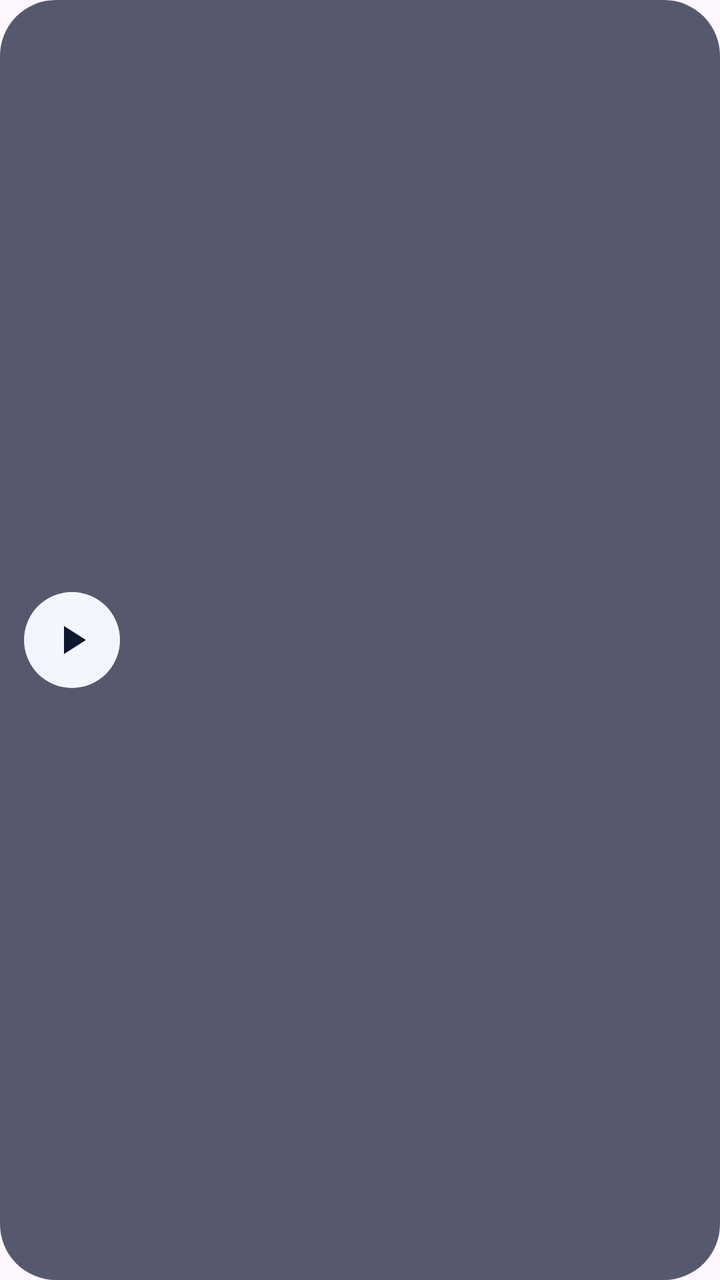
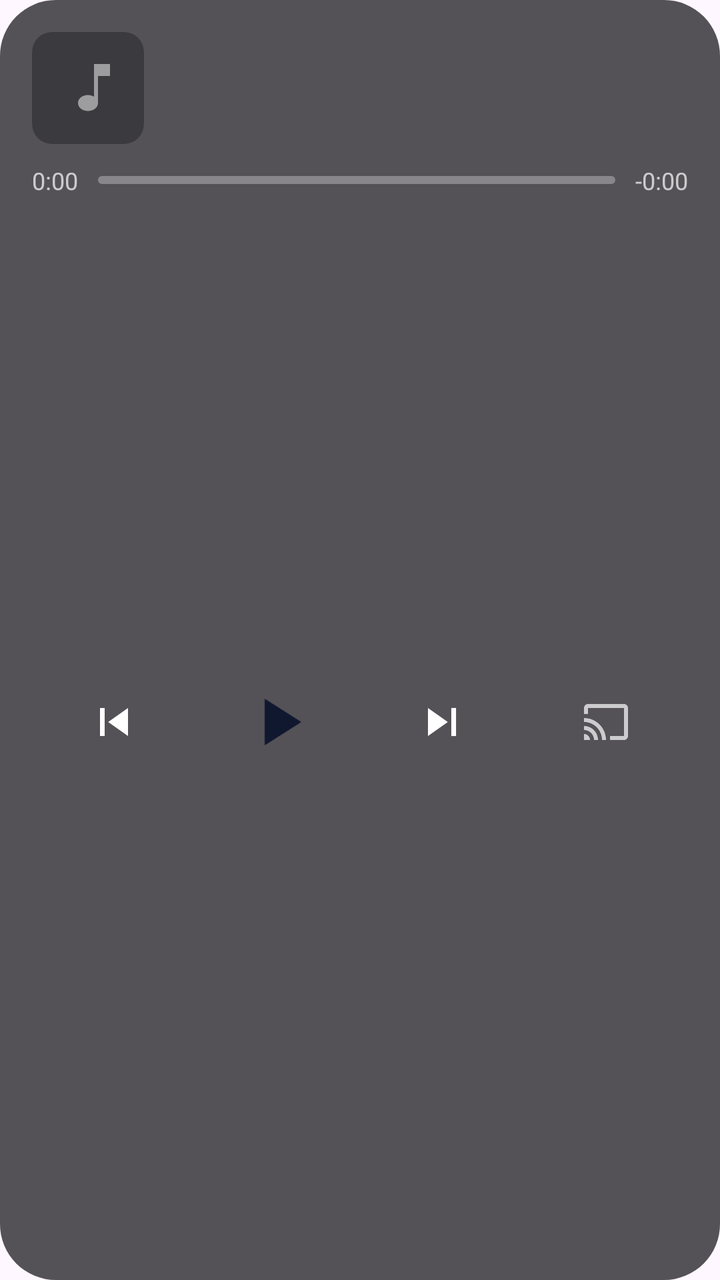

Before-and-after screenshots of an Android layout around one commit, followed by the original layout XML and the change that was made.
<!-- AndroidManifest.xml: application theme Theme._52300240_52300246 -->
<!-- res/layout/widget_music.xml -->
<?xml version="1.0" encoding="utf-8"?>
<LinearLayout xmlns:android="http://schemas.android.com/apk/res/android"
    android:layout_width="match_parent"
    android:layout_height="match_parent"
    android:background="@drawable/widget_bg"
    android:gravity="center_vertical"
    android:orientation="horizontal"
    android:padding="12dp">

    <ImageButton
        android:id="@+id/w_toggle"
        android:layout_width="48dp"
        android:layout_height="48dp"
        android:background="@drawable/btn_bg"
        android:contentDescription="Phát nhạc"
        android:padding="12dp"
        android:scaleType="fitCenter"
        android:src="@drawable/ic_play" />

    <TextView
        android:id="@+id/w_title"
        android:layout_width="0dp"
        android:layout_height="wrap_content"
        android:layout_marginStart="14dp"
        android:layout_weight="1"
        android:ellipsize="end"
        android:maxLines="1"
        android:textColor="#FFFFFF"
        android:textSize="15sp" />
</LinearLayout>
<!-- resources referenced by this layout -->
<resources>
  <!-- drawable btn_bg (drawable) -->
  <?xml version="1.0" encoding="utf-8"?>
  <shape xmlns:android="http://schemas.android.com/apk/res/android" android:shape="oval">
      <solid android:color="#F3F6FF" />
  </shape>
  <!-- drawable ic_play (drawable) -->
  <vector xmlns:android="http://schemas.android.com/apk/res/android"
      android:width="24dp" android:height="24dp" android:viewportWidth="24" android:viewportHeight="24">
      <path android:fillColor="#101830" android:pathData="M8,5v14l11,-7z" />
  </vector>
  <!-- drawable widget_bg (drawable) -->
  <?xml version="1.0" encoding="utf-8"?>
  <shape xmlns:android="http://schemas.android.com/apk/res/android" android:shape="rectangle">
      <solid android:color="#B3101830" />
      <corners android:radius="28dp" />
  </shape>
  <style name="Theme._52300240_52300246" parent="Base.Theme._52300240_52300246" />
  <style name="Base.Theme._52300240_52300246" parent="Theme.Material3.DayNight.NoActionBar">
          
          
      </style>
</resources>

<!-- the commit's change to res/layout/widget_music.xml (unified diff, before → after) -->
@@ -3,28 +3,141 @@
     android:layout_width="match_parent"
     android:layout_height="match_parent"
     android:background="@drawable/widget_bg"
-    android:gravity="center_vertical"
-    android:orientation="horizontal"
-    android:padding="12dp">
+    android:orientation="vertical"
+    android:padding="16dp">
 
-    <ImageButton
-        android:id="@+id/w_toggle"
-        android:layout_width="48dp"
-        android:layout_height="48dp"
-        android:background="@drawable/btn_bg"
-        android:contentDescription="Phát nhạc"
-        android:padding="12dp"
-        android:scaleType="fitCenter"
-        android:src="@drawable/ic_play" />
+    
+    <LinearLayout
+        android:layout_width="match_parent"
+        android:layout_height="wrap_content"
+        android:gravity="center_vertical"
+        android:orientation="horizontal">
 
-    <TextView
-        android:id="@+id/w_title"
-        android:layout_width="0dp"
+        <ImageView
+            android:id="@+id/w_cover"
+            android:layout_width="56dp"
+            android:layout_height="56dp"
+            android:background="@drawable/cover_bg"
+            android:clipToOutline="true"
+            android:scaleType="centerCrop"
+            android:src="@drawable/ic_cover_placeholder" />
+
+        <LinearLayout
+            android:layout_width="0dp"
+            android:layout_height="wrap_content"
+            android:layout_marginStart="14dp"
+            android:layout_weight="1"
+            android:orientation="vertical">
+
+            <TextView
+                android:id="@+id/w_title"
+                android:layout_width="match_parent"
+                android:layout_height="wrap_content"
+                android:ellipsize="end"
+                android:maxLines="1"
+                android:textColor="#FFFFFF"
+                android:textSize="16sp"
+                android:textStyle="bold" />
+
+            <TextView
+                android:id="@+id/w_artist"
+                android:layout_width="match_parent"
+                android:layout_height="wrap_content"
+                android:layout_marginTop="2dp"
+                android:ellipsize="end"
+                android:maxLines="1"
+                android:textColor="#B3FFFFFF"
+                android:textSize="16sp" />
+        </LinearLayout>
+    </LinearLayout>
+
+    
+    <LinearLayout
+        android:layout_width="match_parent"
         android:layout_height="wrap_content"
-        android:layout_marginStart="14dp"
+        android:layout_marginTop="10dp"
+        android:gravity="center_vertical"
+        android:orientation="horizontal">
+
+        <TextView
+            android:id="@+id/w_time_current"
+            android:layout_width="wrap_content"
+            android:layout_height="wrap_content"
+            android:text="0:00"
+            android:textColor="#B3FFFFFF"
+            android:textSize="12sp" />
+
+        <ProgressBar
+            android:id="@+id/w_progress"
+            style="?android:attr/progressBarStyleHorizontal"
+            android:layout_width="0dp"
+            android:layout_height="4dp"
+            android:layout_marginStart="10dp"
+            android:layout_marginEnd="10dp"
+            android:layout_weight="1"
+            android:max="100"
+            android:progress="0"
+            android:progressDrawable="@drawable/progress_bar" />
+
+        <TextView
+            android:id="@+id/w_time_remaining"
+            android:layout_width="wrap_content"
+            android:layout_height="wrap_content"
+            android:text="-0:00"
+            android:textColor="#B3FFFFFF"
+            android:textSize="12sp" />
+    </LinearLayout>
+
+    
+    <LinearLayout
+        android:layout_width="match_parent"
+        android:layout_height="0dp"
         android:layout_weight="1"
-        android:ellipsize="end"
-        android:maxLines="1"
-        android:textColor="#FFFFFF"
-        android:textSize="15sp" />
+        android:gravity="center_vertical"
+        android:orientation="horizontal">
+
+        <ImageButton
+            android:id="@+id/w_prev"
+            android:layout_width="0dp"
+            android:layout_height="48dp"
+            android:layout_weight="1"
+            android:background="@null"
+            android:contentDescription="Bài trước"
+            android:padding="10dp"
+            android:scaleType="fitCenter"
+            android:src="@drawable/ic_prev" />
+
+        <ImageButton
+            android:id="@+id/w_toggle"
+            android:layout_width="0dp"
+            android:layout_height="56dp"
+            android:layout_weight="1"
+            android:background="@null"
+            android:contentDescription="Phát nhạc"
+            android:padding="8dp"
+            android:scaleType="fitCenter"
+            android:src="@drawable/ic_play" />
+
+        <ImageButton
+            android:id="@+id/w_next"
+            android:layout_width="0dp"
+            android:layout_height="48dp"
+            android:layout_weight="1"
+            android:background="@null"
+            android:contentDescription="Bài tiếp"
+            android:padding="10dp"
+            android:scaleType="fitCenter"
+            android:src="@drawable/ic_next" />
+
+        <ImageButton
+            android:id="@+id/w_output"
+            android:layout_width="0dp"
+            android:layout_height="48dp"
+            android:layout_weight="1"
+            android:background="@null"
+            android:contentDescription="Thiết bị phát"
+            android:padding="12dp"
+            android:scaleType="fitCenter"
+            android:src="@drawable/ic_output" />
+    </LinearLayout>
 </LinearLayout>
<!-- resource entries referenced after the edit -->
@@ -1,19 +1,75 @@
 <!-- resources referenced by this layout -->
 <resources>
-  <!-- drawable btn_bg (drawable) -->
+  <!-- drawable cover_bg (drawable) -->
+  <shape xmlns:android="http://schemas.android.com/apk/res/android"
+      android:shape="rectangle">
+      <solid android:color="#33FFFFFF" />
+      <corners android:radius="10dp" />
+  </shape>
+  <!-- drawable ic_cover_placeholder (drawable) -->
   <?xml version="1.0" encoding="utf-8"?>
-  <shape xmlns:android="http://schemas.android.com/apk/res/android" android:shape="oval">
-      <solid android:color="#F3F6FF" />
-  </shape>
+  <vector xmlns:android="http://schemas.android.com/apk/res/android"
+      android:width="56dp"
+      android:height="56dp"
+      android:viewportWidth="56"
+      android:viewportHeight="56">
+  
+      <path
+          android:fillColor="#3A3A3F"
+          android:pathData="M0,0h56v56h-56z" />
+  
+      
+      <path
+          android:fillColor="#80FFFFFF"
+          android:pathData="M31,16v16.3c-0.9,-0.5 -1.9,-0.8 -3,-0.8c-2.8,0 -5,1.8 -5,4s2.2,4 5,4s5,-1.8 5,-4V22h6v-6H31z" />
+  </vector>
+  <!-- drawable ic_next (drawable) -->
+  <vector xmlns:android="http://schemas.android.com/apk/res/android"
+      android:width="24dp" android:height="24dp"
+      android:viewportWidth="24" android:viewportHeight="24">
+      <path android:fillColor="#FFFFFF"
+          android:pathData="M6,18l8.5,-6L6,6v12zM16,6v12h2V6z" />
+  </vector>
+  <!-- drawable ic_output (drawable) -->
+  <vector xmlns:android="http://schemas.android.com/apk/res/android"
+      android:width="24dp" android:height="24dp"
+      android:viewportWidth="24" android:viewportHeight="24">
+      <path android:fillColor="#B3FFFFFF"
+          android:pathData="M1,18v3h3c0,-1.66 -1.34,-3 -3,-3zM1,14v2c2.76,0 5,2.24 5,5h2c0,-3.87 -3.13,-7 -7,-7zM1,10v2c4.97,0 9,4.03 9,9h2c0,-6.08 -4.93,-11 -11,-11zM21,3H3c-1.1,0 -2,0.9 -2,2v3h2V5h18v14h-7v2h7c1.1,0 2,-0.9 2,-2V5c0,-1.1 -0.9,-2 -2,-2z" />
+  </vector>
   <!-- drawable ic_play (drawable) -->
   <vector xmlns:android="http://schemas.android.com/apk/res/android"
       android:width="24dp" android:height="24dp" android:viewportWidth="24" android:viewportHeight="24">
       <path android:fillColor="#101830" android:pathData="M8,5v14l11,-7z" />
   </vector>
+  <!-- drawable ic_prev (drawable) -->
+  <vector xmlns:android="http://schemas.android.com/apk/res/android"
+      android:width="24dp" android:height="24dp"
+      android:viewportWidth="24" android:viewportHeight="24">
+      <path android:fillColor="#FFFFFF"
+          android:pathData="M6,6h2v12H6zM9.5,12l8.5,6V6z" />
+  </vector>
+  <!-- drawable progress_bar (drawable) -->
+  <layer-list xmlns:android="http://schemas.android.com/apk/res/android">
+      <item android:id="@android:id/background">
+          <shape android:shape="rectangle">
+              <solid android:color="#4DFFFFFF" />
+              <corners android:radius="2dp" />
+          </shape>
+      </item>
+      <item android:id="@android:id/progress">
+          <clip>
+              <shape android:shape="rectangle">
+                  <solid android:color="#FFFFFF" />
+                  <corners android:radius="2dp" />
+              </shape>
+          </clip>
+      </item>
+  </layer-list>
   <!-- drawable widget_bg (drawable) -->
-  <?xml version="1.0" encoding="utf-8"?>
-  <shape xmlns:android="http://schemas.android.com/apk/res/android" android:shape="rectangle">
-      <solid android:color="#B3101830" />
+  <shape xmlns:android="http://schemas.android.com/apk/res/android"
+      android:shape="rectangle">
+      <solid android:color="#CC2A2A2E" />
       <corners android:radius="28dp" />
   </shape>
   <style name="Theme._52300240_52300246" parent="Base.Theme._52300240_52300246" />
